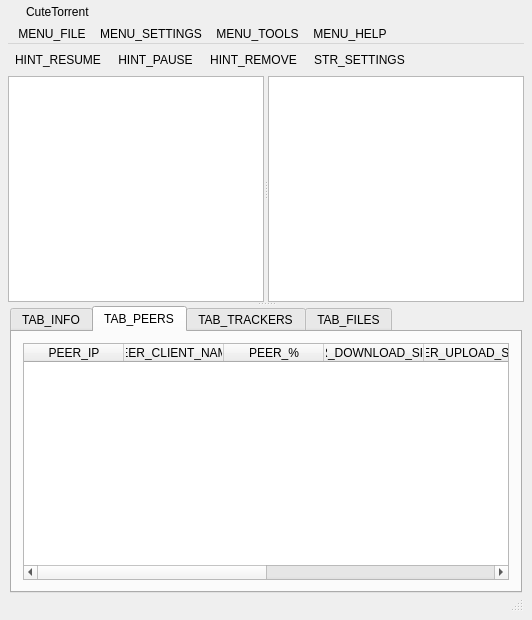
Qt form src/core/gui/FormFiles/CustomWindow.ui (CuteTorrent/CuteTorrent) before a commit.
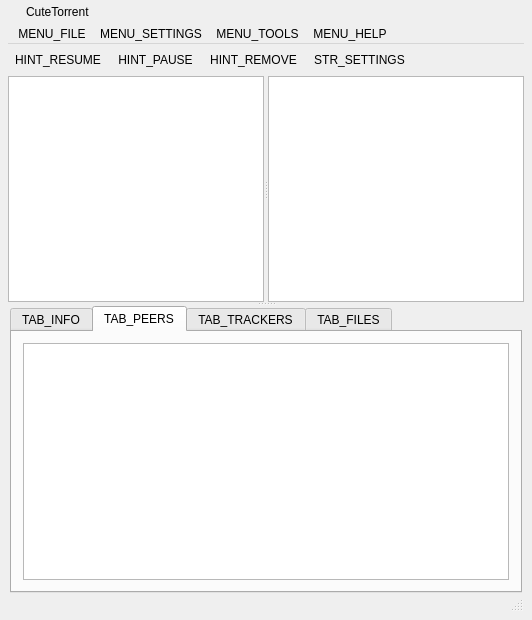
The same form after that commit. The open tabs and pages were chosen to show the change. Icons and pictures are not drawn.

Commit message: Introduce PeerTableModel;Fix infine favicon downloading on error;

What changed in the file:
```diff
--- a/src/core/gui/FormFiles/CustomWindow.ui
+++ b/src/core/gui/FormFiles/CustomWindow.ui
@@ -584,19 +584,7 @@
                 </attribute>
                 <layout class="QGridLayout" name="gridLayout_2">
                  <item row="0" column="0">
-                  <widget class="QTableWidget" name="peerTableWidget">
-                   <property name="minimumSize">
-                    <size>
-                     <width>0</width>
-                     <height>10</height>
-                    </size>
-                   </property>
-                   <property name="maximumSize">
-                    <size>
-                     <width>16777215</width>
-                     <height>16777215</height>
-                    </size>
-                   </property>
+                  <widget class="QTableView" name="peerTableView">
                    <property name="mouseTracking">
                     <bool>true</bool>
                    </property>
@@ -612,58 +600,9 @@
                    <property name="sortingEnabled">
                     <bool>true</bool>
                    </property>
-                   <attribute name="horizontalHeaderCascadingSectionResizes">
-                    <bool>true</bool>
-                   </attribute>
-                   <attribute name="horizontalHeaderShowSortIndicator" stdset="0">
-                    <bool>true</bool>
-                   </attribute>
-                   <attribute name="verticalHeaderVisible">
-                    <bool>false</bool>
-                   </attribute>
                    <attribute name="verticalHeaderDefaultSectionSize">
                     <number>18</number>
                    </attribute>
-                   <column>
-                    <property name="text">
-                     <string>PEER_IP</string>
-                    </property>
-                   </column>
-                   <column>
-                    <property name="text">
-                     <string>PEER_CLIENT_NAME</string>
-                    </property>
-                   </column>
-                   <column>
-                    <property name="text">
-                     <string>PEER_%</string>
-                    </property>
-                   </column>
-                   <column>
-                    <property name="text">
-                     <string>PEER_DOWNLOAD_SPEED</string>
-                    </property>
-                   </column>
-                   <column>
-                    <property name="text">
-                     <string>PEER_UPLOAD_SPEED</string>
-                    </property>
-                   </column>
-                   <column>
-                    <property name="text">
-                     <string>PEER_DOWNLOADED</string>
-                    </property>
-                   </column>
-                   <column>
-                    <property name="text">
-                     <string>PEER_UPLOADED</string>
-                    </property>
-                   </column>
-                   <column>
-                    <property name="text">
-                     <string>PEER_SPEED</string>
-                    </property>
-                   </column>
                   </widget>
                  </item>
                 </layout>
```
Left out of the diff: 2 changed lines with no effect on the pictures. The commit also changes 34 other files.
